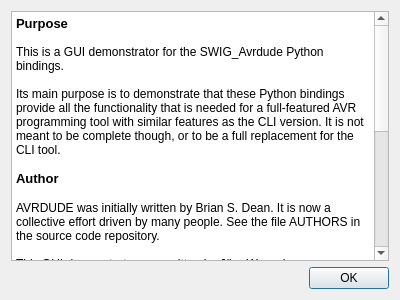
Qt form src/python/about.ui (avrdudes/avrdude) before a commit.
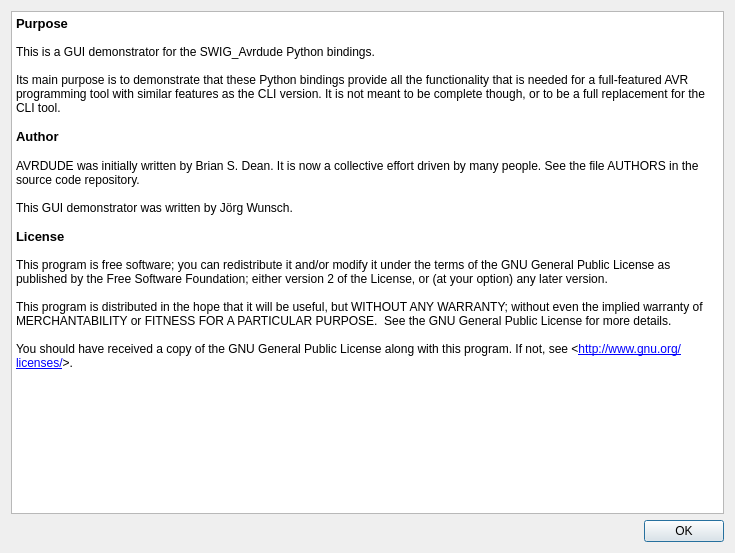
The same form after that commit.

Commit message:
adgui.py: Generate the "About" popup on the fly
For that purpose, turn the original Python source into an
input file for modification by CMake.  Have CMake then read
the file AUTHORS.md at configure time.

```diff
--- a/src/python/about.ui
+++ b/src/python/about.ui
@@ -6,8 +6,8 @@
    <rect>
     <x>0</x>
     <y>0</y>
-    <width>400</width>
-    <height>300</height>
+    <width>735</width>
+    <height>553</height>
    </rect>
   </property>
   <property name="windowTitle">
@@ -24,8 +24,11 @@
     <widget class="QTextBrowser" name="textBrowser">
      <property name="html">
       <string>&lt;!DOCTYPE HTML PUBLIC &quot;-//W3C//DTD HTML 4.0//EN&quot; &quot;http://www.w3.org/TR/REC-html40/strict.dtd&quot;&gt;
-&lt;html&gt;&lt;head&gt;&lt;meta name=&quot;qrichtext&quot; content=&quot;1&quot; /&gt;&lt;style type=&quot;text/css&quot;&gt;
+&lt;html&gt;&lt;head&gt;&lt;meta name=&quot;qrichtext&quot; content=&quot;1&quot; /&gt;&lt;meta charset=&quot;utf-8&quot; /&gt;&lt;style type=&quot;text/css&quot;&gt;
 p, li { white-space: pre-wrap; }
+hr { height: 1px; border-width: 0; }
+li.unchecked::marker { content: &quot;\2610&quot;; }
+li.checked::marker { content: &quot;\2612&quot;; }
 &lt;/style&gt;&lt;/head&gt;&lt;body style=&quot; font-family:'Sans Serif'; font-size:9pt; font-weight:400; font-style:normal;&quot;&gt;
 &lt;p style=&quot; margin-top:0px; margin-bottom:0px; margin-left:0px; margin-right:0px; -qt-block-indent:0; text-indent:0px;&quot;&gt;&lt;span style=&quot; font-size:10pt; font-weight:600;&quot;&gt;Purpose&lt;/span&gt;&lt;/p&gt;
 &lt;p style=&quot;-qt-paragraph-type:empty; margin-top:0px; margin-bottom:0px; margin-left:0px; margin-right:0px; -qt-block-indent:0; text-indent:0px;&quot;&gt;&lt;br /&gt;&lt;/p&gt;
```
Left out of the diff: 4 changed lines with no effect on the pictures. The commit also changes 2 other files.
